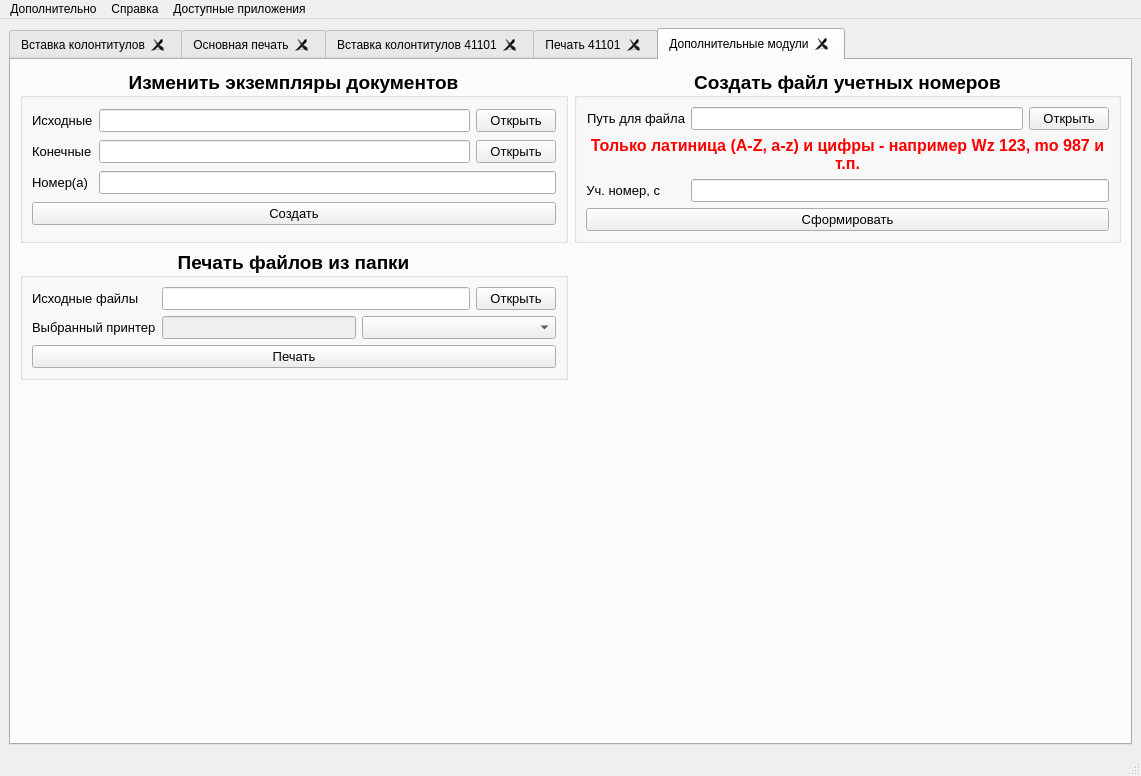
Above: designer/Main.ui from ant1cus/RSO_print before the change. Below: the same form after it.
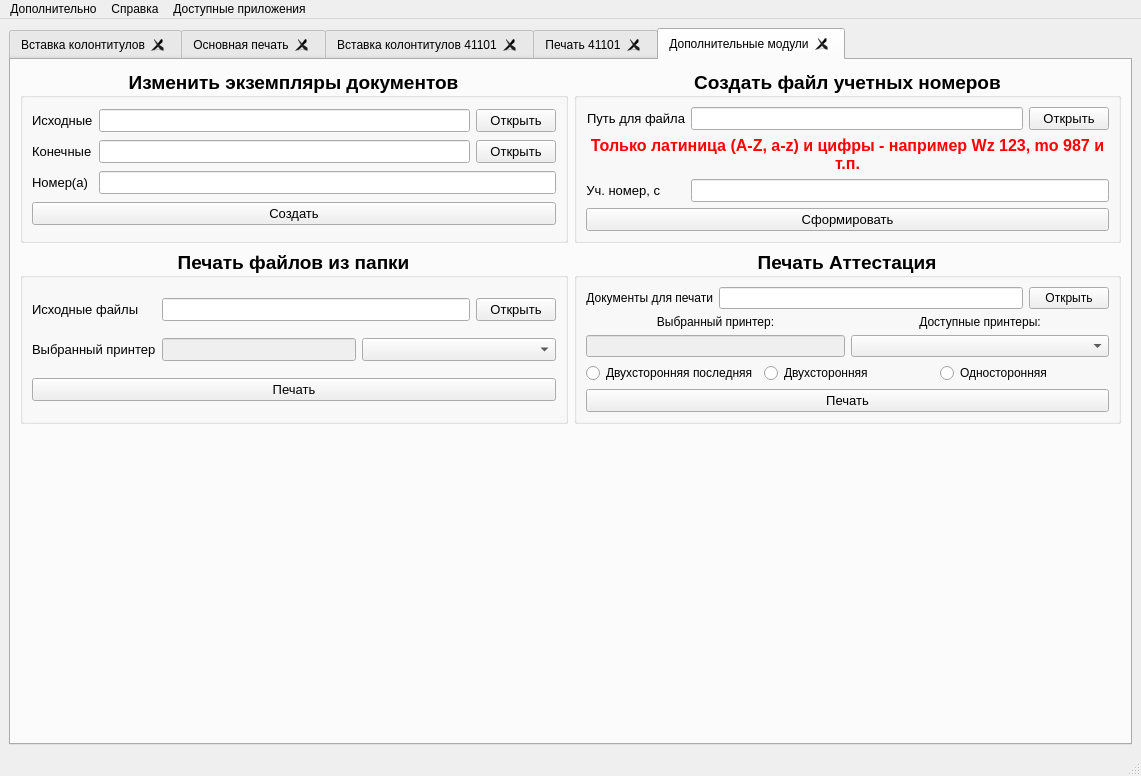
That is the form after the change. The open tabs and pages were chosen to show the change.

Commit message: Add certification print and fix printing

Diff of the .ui file:
```diff
--- a/designer/Main.ui
+++ b/designer/Main.ui
@@ -5749,6 +5749,226 @@
           </layout>
          </widget>
         </item>
+        <item row="1" column="1">
+         <widget class="QGroupBox" name="groupBox_CL">
+          <property name="font">
+           <font>
+            <pointsize>14</pointsize>
+            <weight>75</weight>
+            <bold>true</bold>
+           </font>
+          </property>
+          <property name="title">
+           <string>Печать Аттестация</string>
+          </property>
+          <property name="alignment">
+           <set>Qt::AlignCenter</set>
+          </property>
+          <layout class="QGridLayout" name="gridLayout_18">
+           <item row="0" column="0" colspan="2">
+            <layout class="QHBoxLayout" name="horizontalLayout_6">
+             <item>
+              <widget class="QLabel" name="label_module_print_CL_start_path_print">
+               <property name="sizePolicy">
+                <sizepolicy hsizetype="Preferred" vsizetype="Fixed">
+                 <horstretch>0</horstretch>
+                 <verstretch>0</verstretch>
+                </sizepolicy>
+               </property>
+               <property name="font">
+                <font>
+                 <pointsize>9</pointsize>
+                 <weight>50</weight>
+                 <bold>false</bold>
+                </font>
+               </property>
+               <property name="text">
+                <string>Документы для печати</string>
+               </property>
+               <property name="alignment">
+                <set>Qt::AlignRight|Qt::AlignTrailing|Qt::AlignVCenter</set>
+               </property>
+              </widget>
+             </item>
+             <item>
+              <widget class="QLineEdit" name="lineEdit_module_print_CL_start_path_print_dir">
+               <property name="font">
+                <font>
+                 <pointsize>9</pointsize>
+                 <weight>50</weight>
+                 <bold>false</bold>
+                </font>
+               </property>
+              </widget>
+             </item>
+             <item>
+              <widget class="QPushButton" name="pushButton_module_print_CL_start_path_print_dir">
+               <property name="sizePolicy">
+                <sizepolicy hsizetype="Preferred" vsizetype="Fixed">
+                 <horstretch>0</horstretch>
+                 <verstretch>0</verstretch>
+                </sizepolicy>
+               </property>
+               <property name="font">
+                <font>
+                 <pointsize>9</pointsize>
+                 <weight>50</weight>
+                 <bold>false</bold>
+                </font>
+               </property>
+               <property name="text">
+                <string>Открыть</string>
+               </property>
+              </widget>
+             </item>
+            </layout>
+           </item>
+           <item row="1" column="0">
+            <widget class="QLabel" name="label_module_print_CL_selected_printer">
+             <property name="sizePolicy">
+              <sizepolicy hsizetype="Preferred" vsizetype="Fixed">
+               <horstretch>0</horstretch>
+               <verstretch>0</verstretch>
+              </sizepolicy>
+             </property>
+             <property name="font">
+              <font>
+               <pointsize>9</pointsize>
+               <weight>50</weight>
+               <bold>false</bold>
+              </font>
+             </property>
+             <property name="text">
+              <string>Выбранный принтер:</string>
+             </property>
+             <property name="alignment">
+              <set>Qt::AlignCenter</set>
+             </property>
+            </widget>
+           </item>
+           <item row="1" column="1">
+            <widget class="QLabel" name="label_module_print_CL_available_printer">
+             <property name="sizePolicy">
+              <sizepolicy hsizetype="Preferred" vsizetype="Fixed">
+               <horstretch>0</horstretch>
+               <verstretch>0</verstretch>
+              </sizepolicy>
+             </property>
+             <property name="font">
+              <font>
+               <pointsize>9</pointsize>
+               <weight>50</weight>
+               <bold>false</bold>
+              </font>
+             </property>
+             <property name="text">
+              <string>Доступные принтеры:</string>
+             </property>
+             <property name="alignment">
+              <set>Qt::AlignCenter</set>
+             </property>
+            </widget>
+           </item>
+           <item row="2" column="0">
+            <widget class="QLineEdit" name="lineEdit_module_print_CL_printer">
+             <property name="enabled">
+              <bool>false</bool>
+             </property>
+             <property name="sizePolicy">
+              <sizepolicy hsizetype="Preferred" vsizetype="Fixed">
+               <horstretch>0</horstretch>
+               <verstretch>0</verstretch>
+              </sizepolicy>
+             </property>
+             <property name="font">
+              <font>
+               <pointsize>9</pointsize>
+               <weight>50</weight>
+               <bold>false</bold>
+              </font>
+             </property>
+            </widget>
+           </item>
+           <item row="2" column="1">
+            <widget class="QComboBox" name="comboBox_module_print_CL_printer">
+             <property name="sizePolicy">
+              <sizepolicy hsizetype="Preferred" vsizetype="Fixed">
+               <horstretch>0</horstretch>
+               <verstretch>0</verstretch>
+              </sizepolicy>
+             </property>
+             <property name="font">
+              <font>
+               <pointsize>9</pointsize>
+               <weight>50</weight>
+               <bold>false</bold>
+              </font>
+             </property>
+            </widget>
+           </item>
+           <item row="3" column="0" colspan="2">
+            <layout class="QHBoxLayout" name="horizontalLayout_7">
+             <item>
+              <widget class="QRadioButton" name="radioButton_module_group1_print_CL_last_duplex">
+               <property name="font">
+                <font>
+                 <pointsize>9</pointsize>
+                 <weight>50</weight>
+                 <bold>false</bold>
+                </font>
+               </property>
+               <property name="text">
+                <string>Двухсторонняя последняя</string>
+               </property>
+              </widget>
+             </item>
+             <item>
+              <widget class="QRadioButton" name="radioButton_module_group1_print_CL_duplex">
+               <property name="font">
+                <font>
+                 <pointsize>9</pointsize>
+                 <weight>50</weight>
+                 <bold>false</bold>
+                </font>
+               </property>
+               <property name="text">
+                <string>Двухсторонняя</string>
+               </property>
+              </widget>
+             </item>
+             <item>
+              <widget class="QRadioButton" name="radioButton_module_group1_print_CL_one_side">
+               <property name="font">
+                <font>
+                 <pointsize>9</pointsize>
+                 <weight>50</weight>
+                 <bold>false</bold>
+                </font>
+               </property>
+               <property name="text">
+                <string>Односторонняя</string>
+               </property>
+              </widget>
+             </item>
+            </layout>
+           </item>
+           <item row="4" column="0" colspan="2">
+            <widget class="QPushButton" name="pushButton_module_print_CL_print_files">
+             <property name="font">
+              <font>
+               <pointsize>10</pointsize>
+               <weight>50</weight>
+               <bold>false</bold>
+              </font>
+             </property>
+             <property name="text">
+              <string>Печать</string>
+             </property>
+            </widget>
+           </item>
+          </layout>
+         </widget>
+        </item>
        </layout>
       </widget>
      </widget>
```
Left out of the diff: 2 changed lines with no effect on the pictures. The commit also changes 8 other files.
